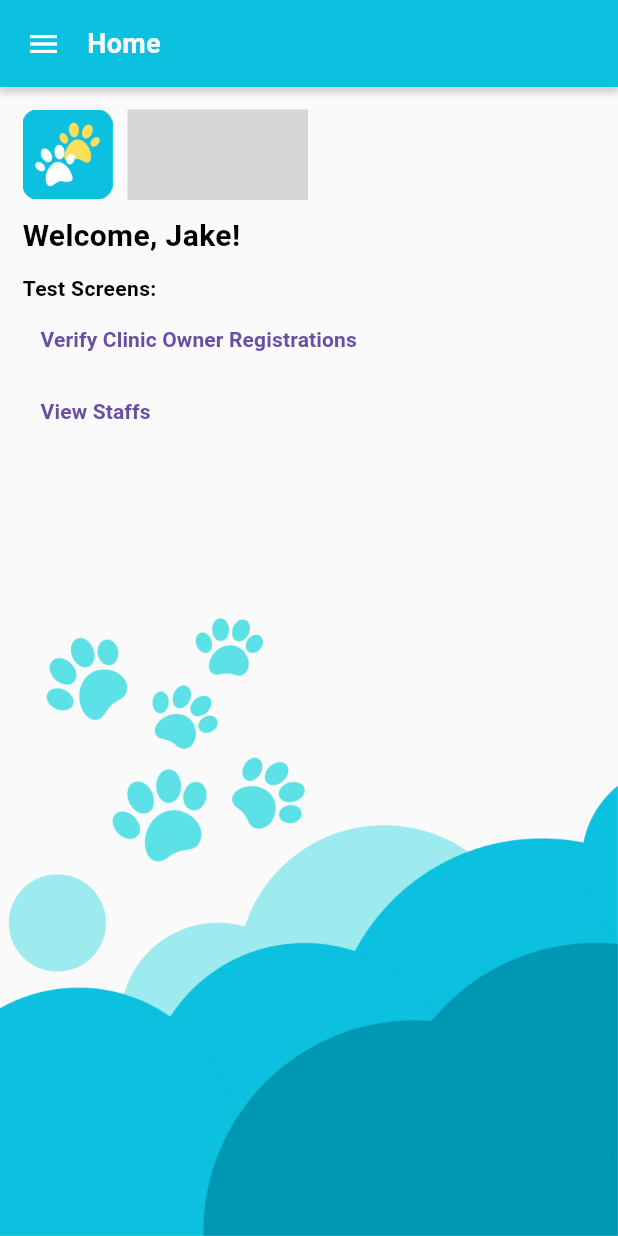
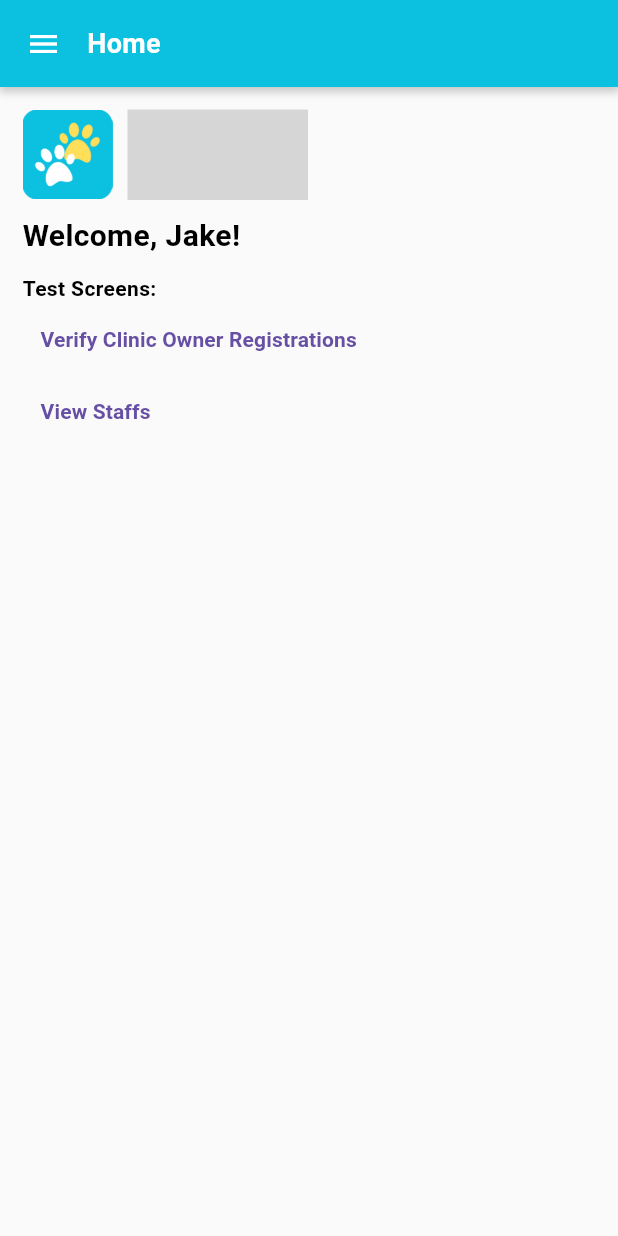
Before and after one commit to ChronoAiren/vet-link, a Flutter app: the HomeScreen screen opened by its route, on a phone screen of 412 x 824 dp. Run offline on Flutter 3.47's test engine with Material 3 defaults, Android fonts, the phone set to English and light mode, and no system bars; our stand-ins replace easy_stepper, flutter_svg, get, responsive_framework; Roboto replaces fonts that are missing (Poppins); grey boxes are pictures that could not be loaded.

Commit message:
Update home_screen.dart

```diff
--- a/frontend/lib/features/general/presentation/home/home_screen.dart
+++ b/frontend/lib/features/general/presentation/home/home_screen.dart
@@ -47,15 +47,6 @@ class HomeScreen extends StatelessWidget {
         body: Container(
           height: MediaQuery.of(context).size.height,
           padding: const EdgeInsets.only(left: 15.0, right: 15.0, top: 15.0),
-          decoration: const BoxDecoration(
-            image: DecorationImage(
-              image: AssetImage(
-                'assets/logos/bg-vetlink.png',
-              ),
-              fit: BoxFit.fitWidth,
-              alignment: Alignment.bottomCenter,
-            ),
-          ),
           child: Column(
             crossAxisAlignment: CrossAxisAlignment.start,
             mainAxisSize: MainAxisSize.max,
```
